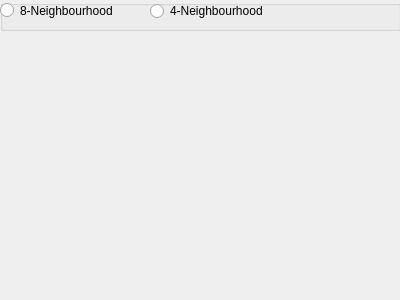
Old version of the form src/laplace.ui in the repository buzzcz/ZVI.
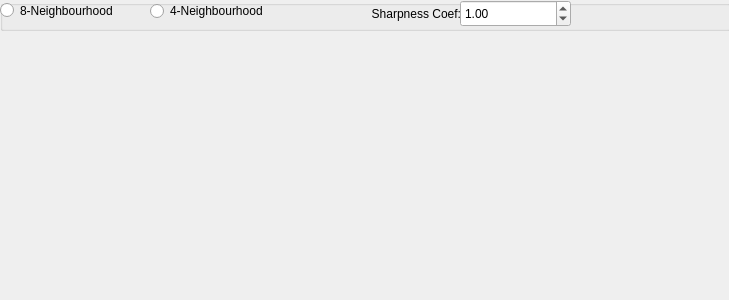
New version of the form.

Commit message: Modified methods to use double matrices, a conversion to grayscale is performed just before showing it Added two more images

What changed in the file:
```diff
--- a/src/laplace.ui
+++ b/src/laplace.ui
@@ -6,7 +6,7 @@
    <rect>
     <x>0</x>
     <y>0</y>
-    <width>400</width>
+    <width>729</width>
     <height>300</height>
    </rect>
   </property>
@@ -19,7 +19,7 @@
      <rect>
       <x>0</x>
       <y>30</y>
-      <width>411</width>
+      <width>731</width>
       <height>271</height>
      </rect>
     </property>
@@ -32,7 +32,7 @@
      <rect>
       <x>0</x>
       <y>0</y>
-      <width>401</width>
+      <width>731</width>
       <height>31</height>
      </rect>
     </property>
@@ -65,6 +65,44 @@
       <string>4-Neighbourhood</string>
      </property>
     </widget>
+    <widget class="QLabel" name="label_2">
+     <property name="geometry">
+      <rect>
+       <x>340</x>
+       <y>0</y>
+       <width>121</width>
+       <height>21</height>
+      </rect>
+     </property>
+     <property name="text">
+      <string>Sharpness Coef:</string>
+     </property>
+     <property name="alignment">
+      <set>Qt::AlignBottom|Qt::AlignRight|Qt::AlignTrailing</set>
+     </property>
+    </widget>
+    <widget class="QDoubleSpinBox" name="sharpCoefSpinBox">
+     <property name="geometry">
+      <rect>
+       <x>460</x>
+       <y>0</y>
+       <width>111</width>
+       <height>27</height>
+      </rect>
+     </property>
+     <property name="minimum">
+      <double>0.010000000000000</double>
+     </property>
+     <property name="maximum">
+      <double>100.000000000000000</double>
+     </property>
+     <property name="singleStep">
+      <double>0.010000000000000</double>
+     </property>
+     <property name="value">
+      <double>1.000000000000000</double>
+     </property>
+    </widget>
    </widget>
   </widget>
  </widget>
```
The commit also changes 6 other files.
